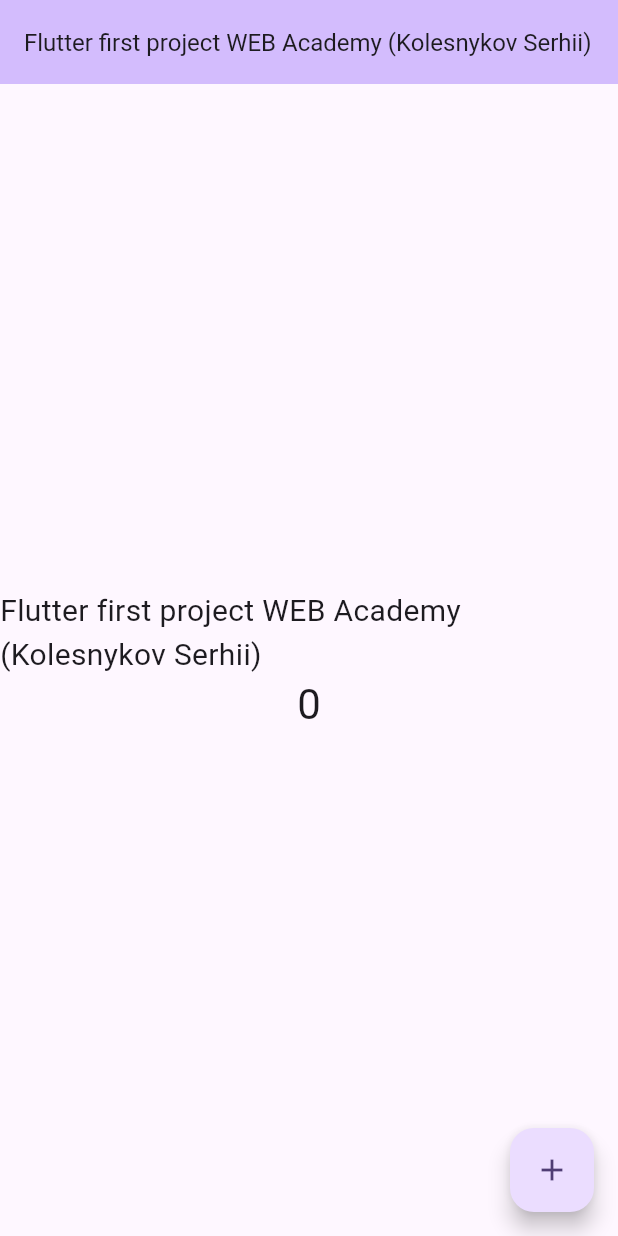
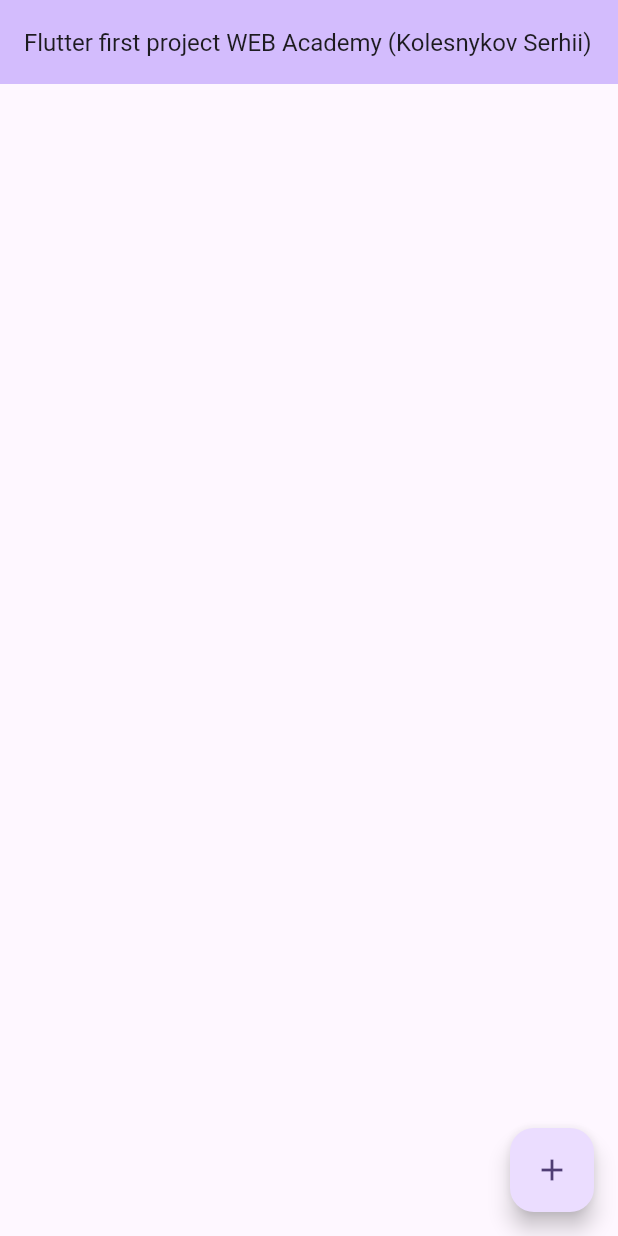
Before and after one commit to SehiiKolesnykov/first_project, a Flutter app: the screen it shows after launch, on a phone screen of 412 x 824 dp. Run offline on Flutter 3.47's test engine with Material 3 defaults, Android fonts, the phone set to English and light mode, and no system bars.

Commit message:
remove text widget

```diff
--- a/lib/main.dart
+++ b/lib/main.dart
@@ -115,19 +115,6 @@ class _MyHomePageState extends State<MyHomePage> {
       // action in the IDE, or press "p" in the console), to see the
       // wireframe for each widget.
       mainAxisAlignment: MainAxisAlignment.center,
-        children: <Widget>[
-          const Text('Flutter first project WEB Academy (Kolesnykov Serhii)',
-          style:
-          TextStyle(fontSize: 20),
-          overflow: TextOverflow.visible,),
-          Text(
-            '$_counter',
-            style: Theme
-                .of(context)
-                .textTheme
-                .headlineMedium,
-          ),
-        ],
       ),
     ),
     floatingActionButton: FloatingActionButton(
```
